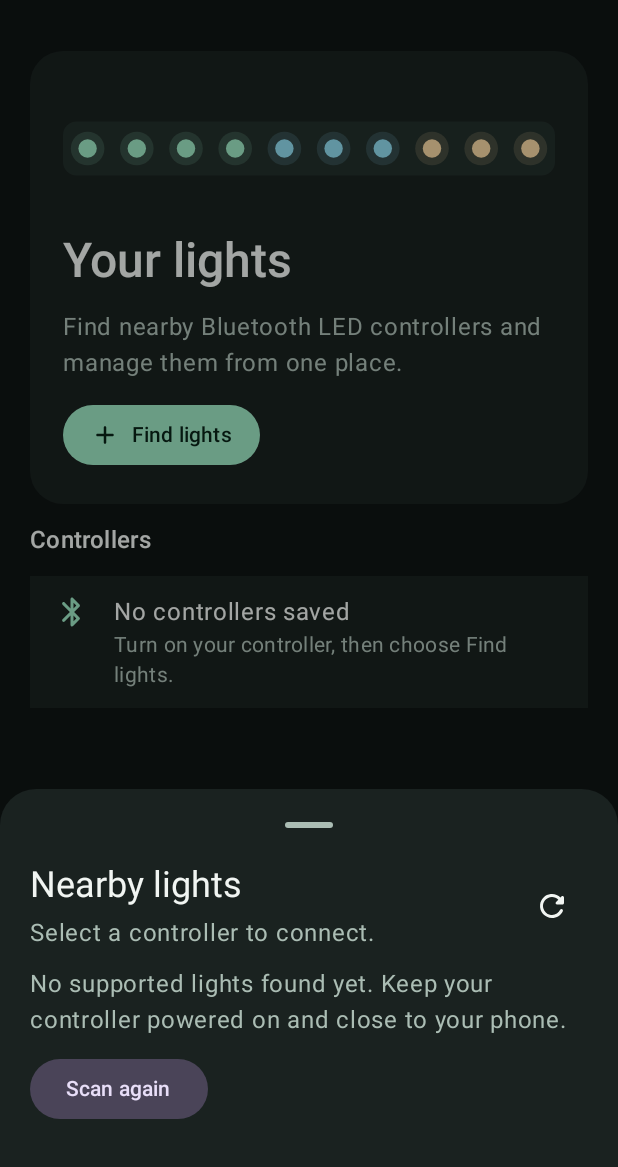
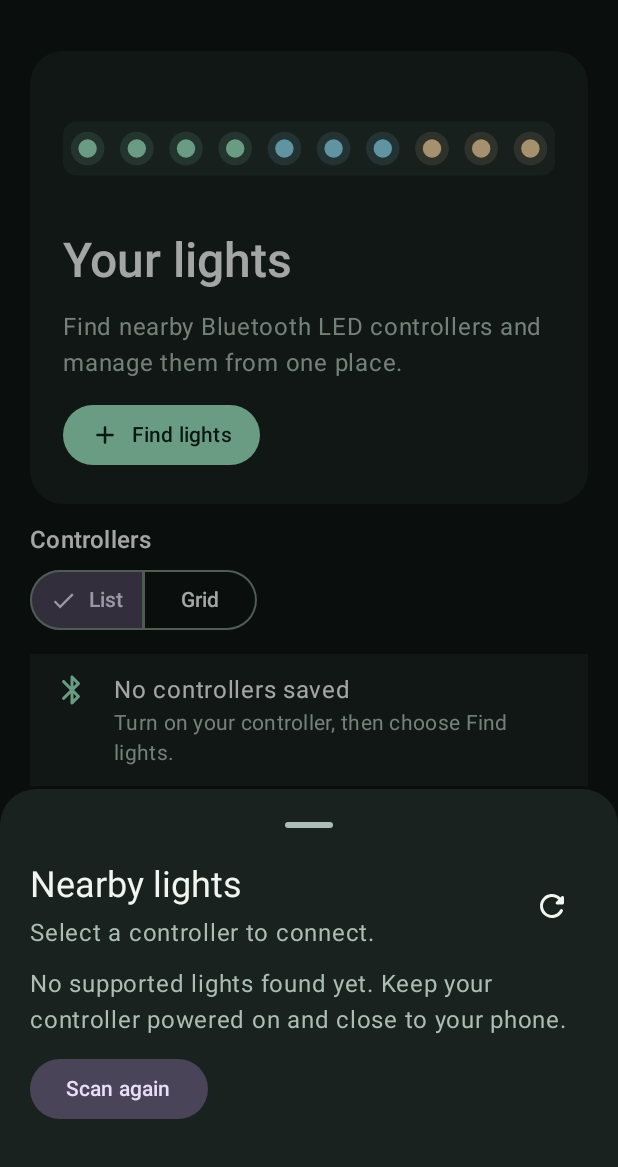
Before and after one commit to Biraj2004/EmitLoom-App, an Android app built with Jetpack Compose: the screen it shows after launch (MainActivity), after a tap on "Find lights", on a phone screen of 412 x 824 dp, the part 69-1236 px from its top. Run offline under Robolectric (Android 15) with nearby library versions, the phone set to English and light mode, and no system bars.

Commit message:
Add saved grid layout for controllers

```diff
--- a/app/src/main/java/com/emitloom/app/model/LocalLibrary.kt
+++ b/app/src/main/java/com/emitloom/app/model/LocalLibrary.kt
@@ -14,6 +14,12 @@ data class SavedLook(
 
 class LocalLibrary(context: Context) {
     private val prefs = context.getSharedPreferences("emitloom_library", Context.MODE_PRIVATE)
+
+    fun usesControllerGrid(): Boolean = prefs.getBoolean("controller_grid", false)
+
+    fun storeControllerGrid(enabled: Boolean) {
+        prefs.edit().putBoolean("controller_grid", enabled).apply()
+    }
 
     fun controllers() = read("controllers") {
         val profile = ControllerProfile.valueOf(it.getString("profile"))
--- a/app/src/main/java/com/emitloom/app/ui/EmitLoomApp.kt
+++ b/app/src/main/java/com/emitloom/app/ui/EmitLoomApp.kt
@@ -8,6 +8,7 @@ import androidx.activity.compose.BackHandler
 import androidx.compose.foundation.Canvas
 import androidx.compose.foundation.background
 import androidx.compose.foundation.clickable
+import androidx.compose.foundation.layout.heightIn
 import androidx.compose.foundation.layout.Arrangement
 import androidx.compose.foundation.layout.Box
 import androidx.compose.foundation.layout.Column
@@ -22,6 +23,10 @@ import androidx.compose.foundation.layout.size
 import androidx.compose.foundation.layout.widthIn
 import androidx.compose.foundation.lazy.LazyColumn
 import androidx.compose.foundation.lazy.items
+import androidx.compose.foundation.lazy.grid.GridCells
+import androidx.compose.foundation.lazy.grid.GridItemSpan
+import androidx.compose.foundation.lazy.grid.LazyVerticalGrid
+import androidx.compose.foundation.lazy.grid.items
 import androidx.compose.foundation.shape.RoundedCornerShape
 import androidx.compose.material.icons.Icons
 import androidx.compose.material.icons.automirrored.rounded.ArrowBack
@@ -45,6 +50,10 @@ import androidx.compose.material3.MaterialTheme
 import androidx.compose.material3.ModalBottomSheet
 import androidx.compose.material3.OutlinedTextField
 import androidx.compose.material3.Scaffold
+import androidx.compose.material3.SegmentedButton
+import androidx.compose.material3.SegmentedButtonDefaults
+import androidx.compose.material3.SingleChoiceSegmentedButtonRow
+import androidx.compose.material3.Surface
 import androidx.compose.material3.SnackbarHost
 import androidx.compose.material3.SnackbarHostState
 import androidx.compose.material3.Text
@@ -64,6 +73,7 @@ import androidx.compose.ui.geometry.Offset
 import androidx.compose.ui.geometry.Size
 import androidx.compose.ui.graphics.Color
 import androidx.compose.ui.text.font.FontWeight
+import androidx.compose.ui.text.style.TextOverflow
 import androidx.compose.ui.unit.dp
 import androidx.lifecycle.compose.collectAsStateWithLifecycle
 import com.emitloom.app.bluetooth.DiscoveryState
@@ -75,6 +85,7 @@ private enum class Page { DEVICES, CONTROL, SETTINGS }
 @Composable
 fun EmitLoomApp(model: MainViewModel, onScan: () -> Unit, onConnect: (SavedController) -> Unit, onPhoneMic: () -> Unit) {
     val saved by model.controllers.collectAsStateWithLifecycle()
+    val controllerGrid by model.controllerGrid.collectAsStateWithLifecycle()
     val discovery by model.discovery.collectAsStateWithLifecycle()
     val connection by model.connection.collectAsStateWithLifecycle()
     val controls by model.controls.collectAsStateWithLifecycle()
@@ -140,8 +151,10 @@ fun EmitLoomApp(model: MainViewModel, onScan: () -> Unit, onConnect: (SavedContr
                     active != null && page == Page.CONTROL -> ControllerScreen(
                         model, active, onSettings = { page = Page.SETTINGS }, onPhoneMic = onPhoneMic
                     )
-                    else -> DeviceList(
+                    else -> DeviceCollection(
                         saved = saved,
+                        grid = controllerGrid,
+                        onLayoutChange = model::setControllerGrid,
                         connected = active?.device?.address,
                         connecting = connection.device?.address.takeIf { connection.connecting },
                         error = connection.error,
@@ -187,8 +200,10 @@ fun EmitLoomApp(model: MainViewModel, onScan: () -> Unit, onConnect: (SavedContr
 }
 
 @Composable
-private fun DeviceList(
+private fun DeviceCollection(
     saved: List<SavedController>,
+    grid: Boolean,
+    onLayoutChange: (Boolean) -> Unit,
     connected: String?,
     connecting: String?,
     error: String?,
@@ -196,12 +211,14 @@ private fun DeviceList(
     onFind: () -> Unit,
     onOpen: (SavedController) -> Unit
 ) {
-    LazyColumn(
+    LazyVerticalGrid(
+        columns = if (grid) GridCells.Adaptive(minSize = 144.dp) else GridCells.Fixed(1),
         modifier = Modifier.fillMaxSize(),
         contentPadding = PaddingValues(horizontal = 20.dp, vertical = 16.dp),
-        verticalArrangement = Arrangement.spacedBy(12.dp)
+        verticalArrangement = Arrangement.spacedBy(12.dp),
+        horizontalArrangement = Arrangement.spacedBy(12.dp)
     ) {
-        item {
+        item(span = { GridItemSpan(maxLineSpan) }) {
             Column(
                 Modifier.fillMaxWidth().background(Panel, RoundedCornerShape(22.dp)).padding(22.dp),
                 verticalArrangement = Arrangement.spacedBy(12.dp)
@@ -216,7 +233,7 @@ private fun DeviceList(
             }
         }
         if (connecting != null) {
-            item {
+            item(span = { GridItemSpan(maxLineSpan) }) {
                 LinearProgressIndicator(Modifier.fillMaxWidth())
                 Row(verticalAlignment = Alignment.CenterVertically) {
                     Text("Reading controller status…", Modifier.weight(1f), color = TextMuted)
@@ -225,11 +242,31 @@ private fun DeviceList(
             }
         }
         if (error != null) {
-            item { Text(error, color = MaterialTheme.colorScheme.error, modifier = Modifier.padding(vertical = 4.dp)) }
+            item(span = { GridItemSpan(maxLineSpan) }) {
+                Text(error, color = MaterialTheme.colorScheme.error, modifier = Modifier.padding(vertical = 4.dp))
+            }
         }
-        item { SectionTitle("Controllers") }
+        item(span = { GridItemSpan(maxLineSpan) }) {
+            Column(verticalArrangement = Arrangement.spacedBy(4.dp)) {
+                SectionTitle("Controllers")
+                SingleChoiceSegmentedButtonRow {
+                    SegmentedButton(
+                        selected = !grid,
+                        onClick = { onLayoutChange(false) },
+                        shape = SegmentedButtonDefaults.itemShape(index = 0, count = 2),
+                        label = { Text("List") }
+                    )
+                    SegmentedButton(
+                        selected = grid,
+                        onClick = { onLayoutChange(true) },
+                        shape = SegmentedButtonDefaults.itemShape(index = 1, count = 2),
+                        label = { Text("Grid") }
+                    )
+                }
+            }
+        }
         if (saved.isEmpty()) {
-            item {
+            item(span = { GridItemSpan(maxLineSpan) }) {
                 ListItem(
                     headlineContent = { Text("No controllers saved") },
                     supportingContent = { Text("Turn on your controller, then choose Find lights.") },
@@ -246,7 +283,27 @@ private fun DeviceList(
                 connecting -> "${item.device.model} · Connecting"
                 else -> item.device.model
             }
-            ControllerRow(item.name, description, onClick = { onOpen(item) })
+            if (grid) {
+                ControllerTile(item.name, description) { onOpen(item) }
+            } else {
+                ControllerRow(item.name, description) { onOpen(item) }
+            }
+        }
+    }
+}
+
+@Composable
+private fun ControllerTile(name: String, detail: String, onClick: () -> Unit) {
+    Surface(
+        onClick = onClick,
+        color = Panel,
+        shape = RoundedCornerShape(14.dp),
+        modifier = Modifier.fillMaxWidth().heightIn(min = 124.dp)
+    ) {
+        Column(Modifier.padding(14.dp), verticalArrangement = Arrangement.spacedBy(6.dp)) {
+            Icon(Icons.Rounded.Lightbulb, null, tint = Mint)
+            Text(name, style = MaterialTheme.typography.titleSmall, maxLines = 2, overflow = TextOverflow.Ellipsis)
+            Text(detail, style = MaterialTheme.typography.bodySmall, color = TextMuted)
         }
     }
 }
--- a/app/src/main/java/com/emitloom/app/ui/viewmodel/MainViewModel.kt
+++ b/app/src/main/java/com/emitloom/app/ui/viewmodel/MainViewModel.kt
@@ -55,6 +55,8 @@ class MainViewModel(application: Application) : AndroidViewModel(application) {
 
     private val _controllers = MutableStateFlow(library.controllers())
     val controllers = _controllers.asStateFlow()
+    private val _controllerGrid = MutableStateFlow(library.usesControllerGrid())
+    val controllerGrid = _controllerGrid.asStateFlow()
     private val _looks = MutableStateFlow(library.looks())
     val looks = _looks.asStateFlow()
     private val _sequences = MutableStateFlow(library.sequences())
@@ -97,6 +99,12 @@ class MainViewModel(application: Application) : AndroidViewModel(application) {
     }
 
     fun scan() = ble.startScan()
+    fun setControllerGrid(enabled: Boolean) {
+        if (_controllerGrid.value == enabled) return
+        _controllerGrid.value = enabled
+        library.storeControllerGrid(enabled)
+    }
+
     fun stopScan() = ble.stopScan()
     fun connect(entry: ScanEntry) = connect(SavedController(entry.device, entry.name))
 
```
Also changed, not shown: 3 other files.
